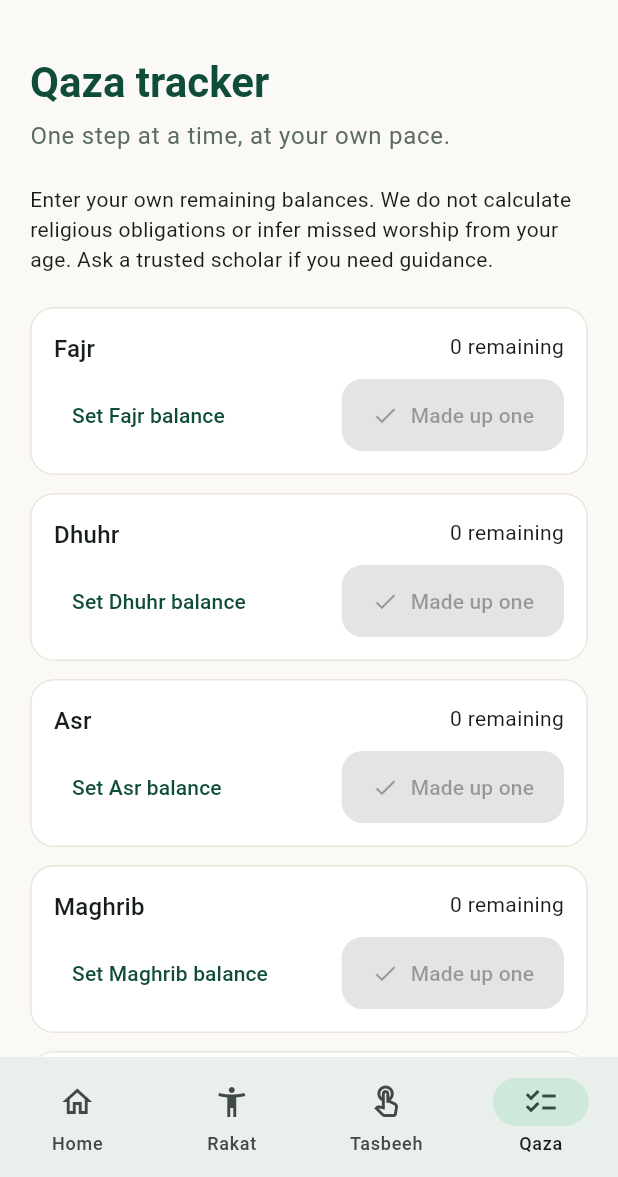
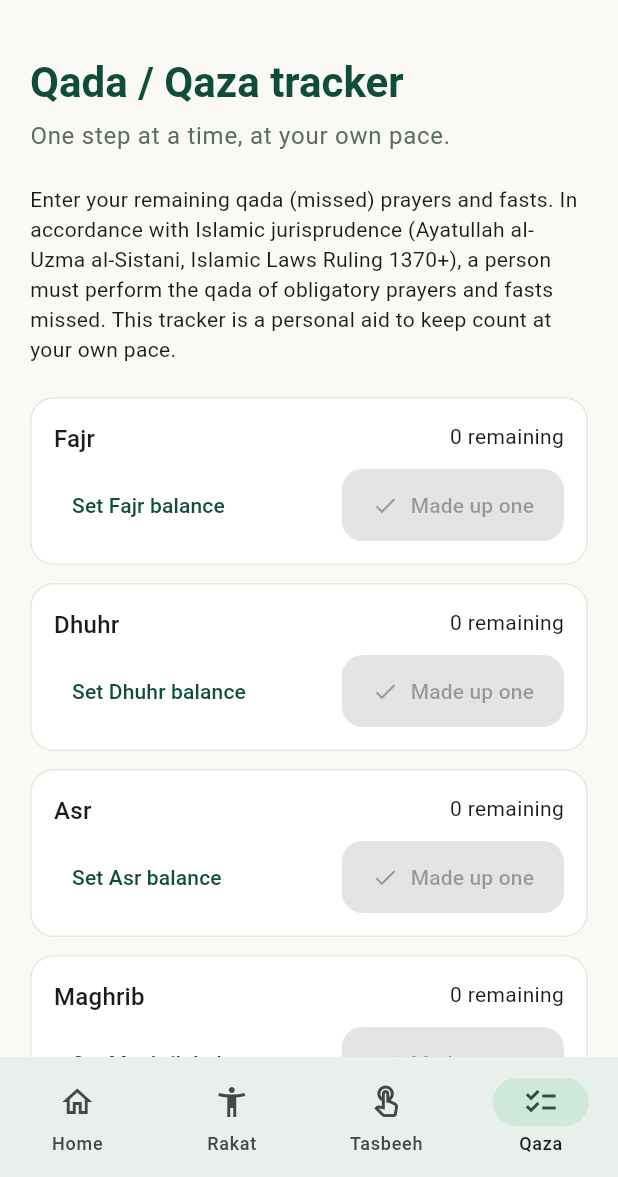
Before and after one commit to itsjohn9-cell/sajdah, a Flutter app: the screen it shows after launch, item 4 of the bottom bar chosen, on a phone screen of 412 x 824 dp, the part 59-1236 px from its top. Run offline on Flutter 3.47's test engine with Material 3 defaults, Android fonts, the light colour scheme and no system bars; our stand-ins replace audioplayers, shared_preferences, web; missing offline and left inert: dart:js_interop.

Commit message:
docs(fiqh): align Islamic terms and transliterations with Ayatullah Sistani's Tawdih al-Masa'il

```diff
--- a/lib/src/app.dart
+++ b/lib/src/app.dart
@@ -472,7 +472,7 @@ class _SijdaHomeState extends State<SijdaHome> {
                 children: [
                   _stepPill('1. Qiyam', true),
                   _stepArrow(),
-                  _stepPill('2. Ruku', true),
+                  _stepPill('2. Ruku\'', true),
                   _stepArrow(),
                   _stepPill('3. Qaumah', true),
                   _stepArrow(),
@@ -667,11 +667,12 @@ class _SijdaHomeState extends State<SijdaHome> {
   Widget _qaza(SijdaStore store) => Column(
     crossAxisAlignment: CrossAxisAlignment.stretch,
     children: [
-      _heading('Qaza tracker', 'One step at a time, at your own pace.'),
+      _heading('Qada / Qaza tracker', 'One step at a time, at your own pace.'),
       const Text(
-        'Enter your own remaining balances. We do not calculate religious '
-        'obligations or infer missed worship from your age. '
-        'Ask a trusted scholar if you need guidance.',
+        'Enter your remaining qada (missed) prayers and fasts. '
+        'In accordance with Islamic jurisprudence (Ayatullah al-Uzma al-Sistani, Islamic Laws Ruling 1370+), '
+        'a person must perform the qada of obligatory prayers and fasts missed. '
+        'This tracker is a personal aid to keep count at your own pace.',
       ),
       const SizedBox(height: 16),
       for (final entry in store.balances.entries)
--- a/lib/src/tasbeeh_page.dart
+++ b/lib/src/tasbeeh_page.dart
@@ -178,9 +178,9 @@ class TasbeehPage extends StatelessWidget {
                             const SizedBox(height: 12),
                             Text(
                               guided
-                                  ? '${store.dhikr} · ${store.stageCount}/${store.stageTarget}\n'
-                                        '${store.guidedCount}/100 total'
-                                  : 'No session target',
+                                  ? 'Tasbih of Sayyidah Fatimah al-Zahra (sa)\n'
+                                        '${store.dhikr} · ${store.stageCount}/${store.stageTarget} · ${store.guidedCount}/100 total'
+                                  : 'Free count · No session target',
                               textAlign: TextAlign.center,
                               style: const TextStyle(color: _ink, height: 1.5),
                             ),
```
Also changed, not shown: 1 other file.
